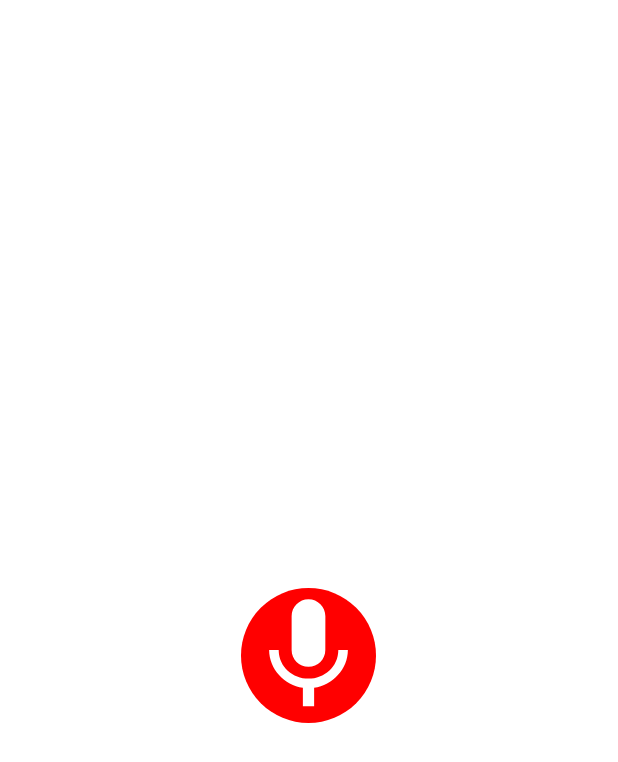
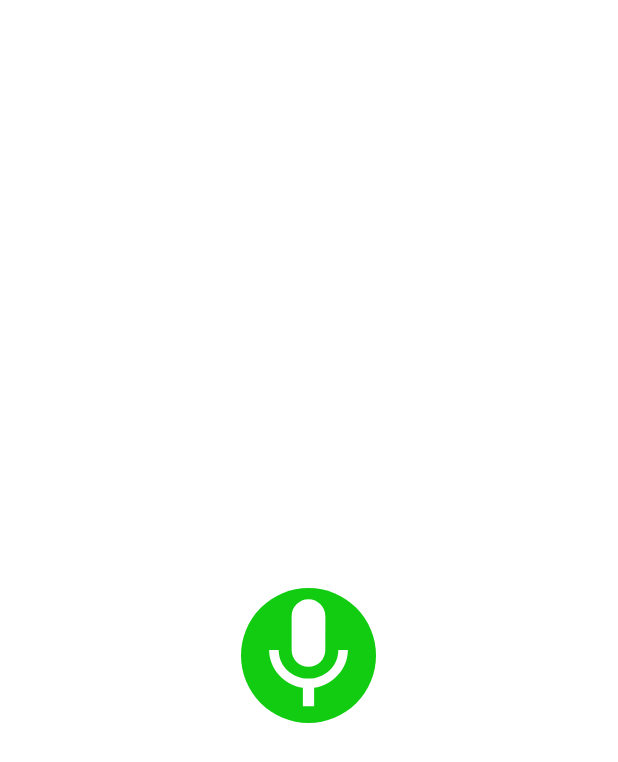
Before and after one commit to Kobidl/RadioGroup, an Android app: the RecorderActivity screen opened directly, with no data from a screen before it, on a phone screen of 412 x 824 dp. Shown: the top 762 px of the screen. Run offline under Robolectric (Android 15) with nearby library versions, the phone set to English and light mode, and no system bars; our stand-ins replace Firebase (no records; nobody signed in at launch, a user with empty details on screens opened directly).

Commit message:
changed color

```diff
--- a/app/src/main/res/drawable/mic_shape.xml
+++ b/app/src/main/res/drawable/mic_shape.xml
@@ -3,7 +3,7 @@
     <item>
         <shape android:shape="oval">
             <corners android:radius="0dp" />
-            <solid android:color="#f00" />
+            <solid android:color="#1c1" />
         </shape>
     </item>
     <item>
```
